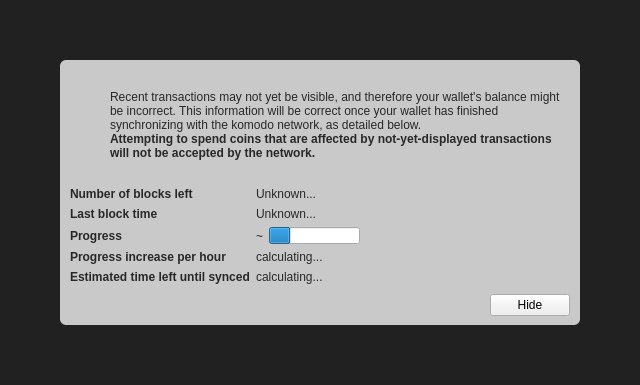
Old version of the form src/qt/forms/modaloverlay.ui in the repository DigitalPrice/DP-Wallet.
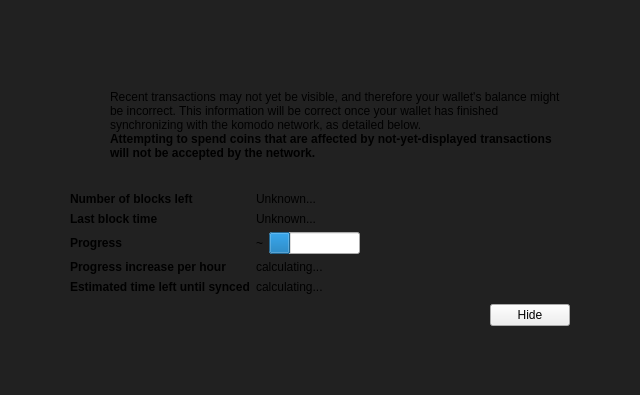
New version of the form. Icons and pictures are not drawn. Custom widgets are drawn as their Qt base class.

Commit message: Fix overlay background

```diff
--- a/src/qt/forms/modaloverlay.ui
+++ b/src/qt/forms/modaloverlay.ui
@@ -7,7 +7,7 @@
     <x>0</x>
     <y>0</y>
     <width>640</width>
-    <height>385</height>
+    <height>395</height>
    </rect>
   </property>
   <property name="windowTitle">
@@ -50,9 +50,8 @@
       <item>
        <widget class="QWidget" name="contentWidget" native="true">
         <property name="styleSheet">
-         <string notr="true">#contentWidget { background: rgba(211, 211, 211,240); border-radius: 6px; }
-
-QLabel { color: rgb(40,40,40);  }</string>
+         <string notr="true">#contentWidget { background: rgba(211, 211, 211,240); border-radius: 6px; }</string>
+         <string notr="true">QLabel { color: rgb(40,40,40);  }</string>
         </property>
         <layout class="QVBoxLayout" name="verticalLayoutSub" stretch="1,0,0,0">
          <property name="spacing">
```
